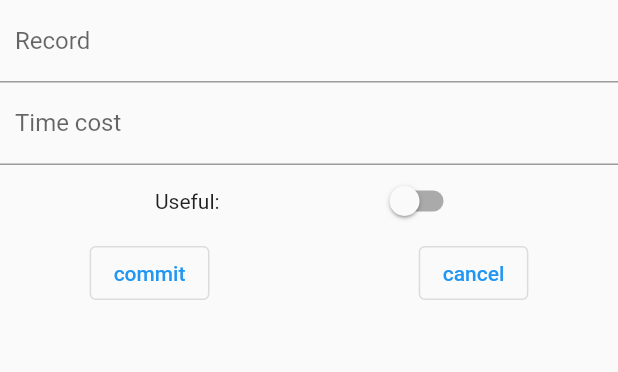
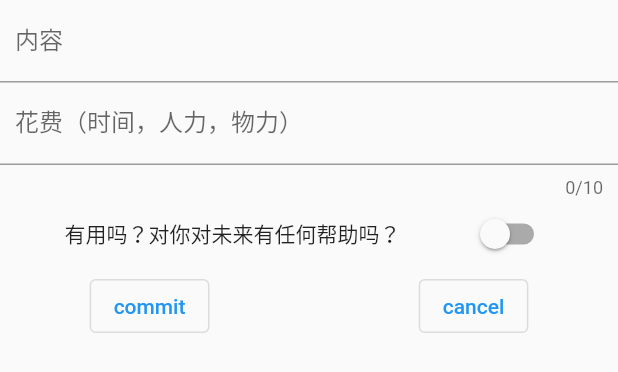
Before and after one commit to adoontheway/coward_saviour, a Flutter app: the AddRecordView widget shown alone on an empty page, opened directly, on a phone screen of 412 x 824 dp. Shown: the top 372 px of the screen. Run offline on Flutter 3.47's test engine with Material 2 defaults, Android fonts, the phone set to English and light mode, and no system bars.

Commit message:
一些记录

```diff
--- a/lib/view/add_record.dart
+++ b/lib/view/add_record.dart
@@ -27,23 +27,26 @@ class _AddRecordViewState extends State<AddRecordView> {
             controller: _recordController,
             decoration: InputDecoration(
               contentPadding: const EdgeInsets.all(10.0),
-              labelText: "Record",
+              labelText: "内容",
             ),
           ),
           TextField(
             controller: _costController,
+            maxLines: 1,
+            maxLength: 10,
+            keyboardType: TextInputType.number,
             inputFormatters: <TextInputFormatter>[
               FilteringTextInputFormatter.digitsOnly
             ],
             decoration: InputDecoration(
               contentPadding: const EdgeInsets.all(10.0),
-              labelText: "Time cost",
+              labelText: "花费（时间，人力，物力）",
             ),
           ),
           Row(
             mainAxisAlignment: MainAxisAlignment.spaceEvenly,
             children: <Widget>[
-              Text("Useful:"),
+              Text("有用吗？对你对未来有任何帮助吗？"),
               Switch(
                 value: _useful,
                 onChanged: (value) {
```
Also changed, not shown: 1 other file.
